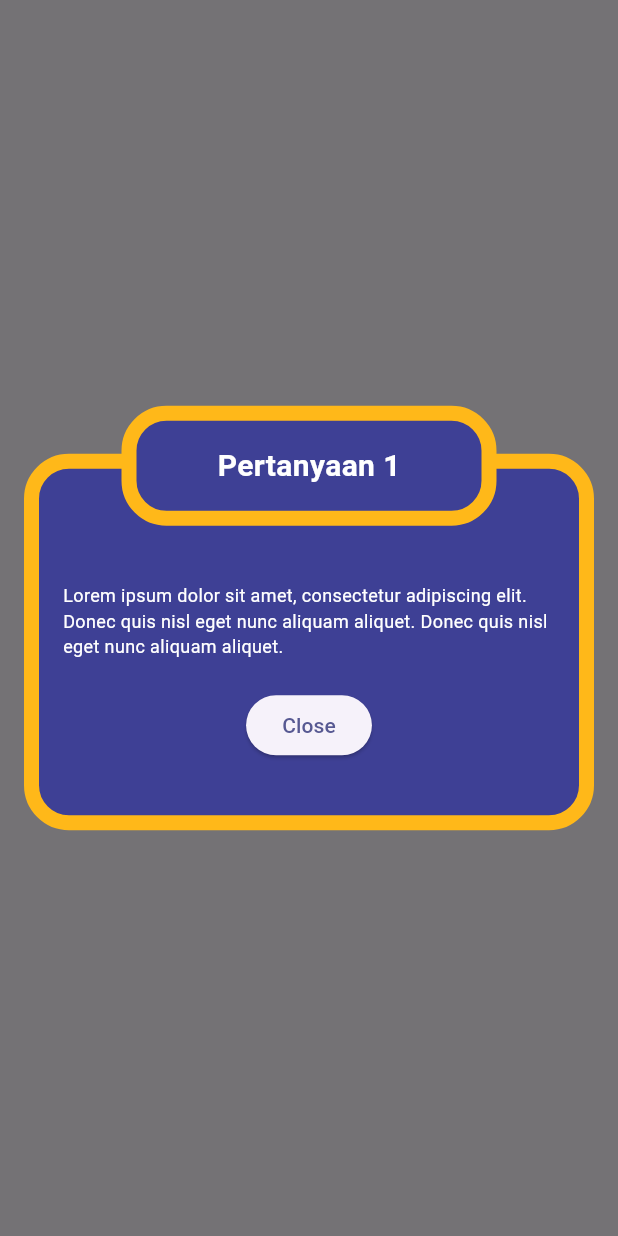
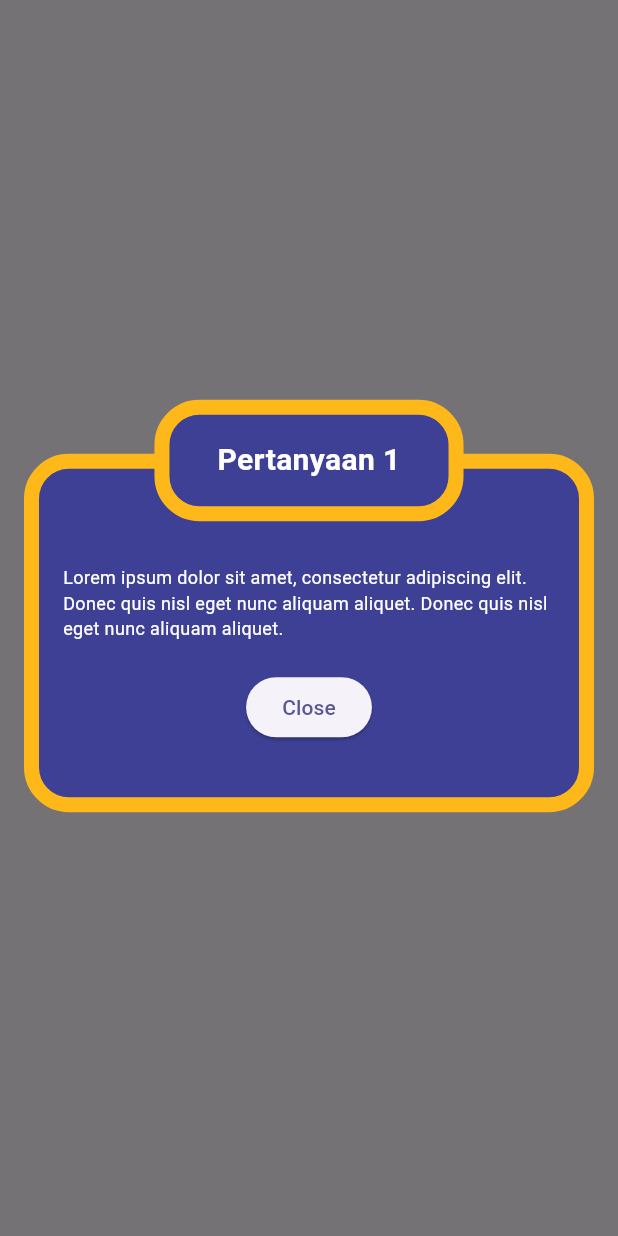
Before and after one commit to reAlpha39/test_role, a Flutter app: what open() shows on an empty page, opened directly, on a phone screen of 412 x 824 dp. Run offline on Flutter 3.47's test engine with Material 2 defaults, Android fonts, the phone set to English and light mode, and no system bars; our stand-ins replace flutter_bloc, flutter_svg, freezed_annotation, get_it, google_fonts, injectable.

Commit message:
fix question dialog ui

```diff
--- a/lib/widgets/src/question_dialog.dart
+++ b/lib/widgets/src/question_dialog.dart
@@ -3,21 +3,25 @@ import 'package:flutter/material.dart';
 class QuestionDialog {
   static void open({required BuildContext context}) {
     showDialog(
+      useSafeArea: false,
       context: context,
       barrierDismissible: false,
-      builder: (context) => Align(
-        alignment: Alignment.center,
+      builder: (context) => Center(
         child: Stack(
+          alignment: AlignmentDirectional.topCenter,
           children: [
             Padding(
               padding: const EdgeInsets.only(
-                top: 32,
+                top: 36,
                 left: 16,
                 right: 16,
+                bottom: 16,
               ),
               child: Container(
                 padding: const EdgeInsets.all(16),
-                width: 500,
+                constraints: const BoxConstraints(
+                  maxWidth: 500,
+                ),
                 decoration: BoxDecoration(
                   color: const Color(0xff3E4095),
                   borderRadius: BorderRadius.circular(30),
@@ -29,7 +33,7 @@ class QuestionDialog {
                 child: Column(
                   mainAxisSize: MainAxisSize.min,
                   children: [
-                    const SizedBox(height: 60),
+                    const SizedBox(height: 48),
                     const Text(
                       'Lorem ipsum dolor sit amet, consectetur adipiscing elit. Donec quis nisl eget nunc aliquam aliquet. Donec quis nisl eget nunc aliquam aliquet.',
                       textAlign: TextAlign.left,
@@ -48,12 +52,8 @@ class QuestionDialog {
                 ),
               ),
             ),
-            Positioned(
-              top: 0,
-              left: (MediaQuery.sizeOf(context).width / 2) - 125,
-              child: Container(
-                width: 250,
-                height: 80,
+            Container(
+              padding: const EdgeInsets.symmetric(horizontal: 32, vertical: 16),
               decoration: BoxDecoration(
                 color: const Color(0xff3E4095),
                 borderRadius: BorderRadius.circular(30),
@@ -62,15 +62,13 @@ class QuestionDialog {
                   width: 10,
                 ),
               ),
-                child: const Center(
-                  child: Text(
+              child: const Text(
                 'Pertanyaan 1',
+                textAlign: TextAlign.center,
                 style: TextStyle(
                   fontSize: 20,
                   fontWeight: FontWeight.bold,
                   color: Colors.white,
-                    ),
-                  ),
                 ),
               ),
             ),
```
Lines whose indentation alone changed are shown as unchanged.
